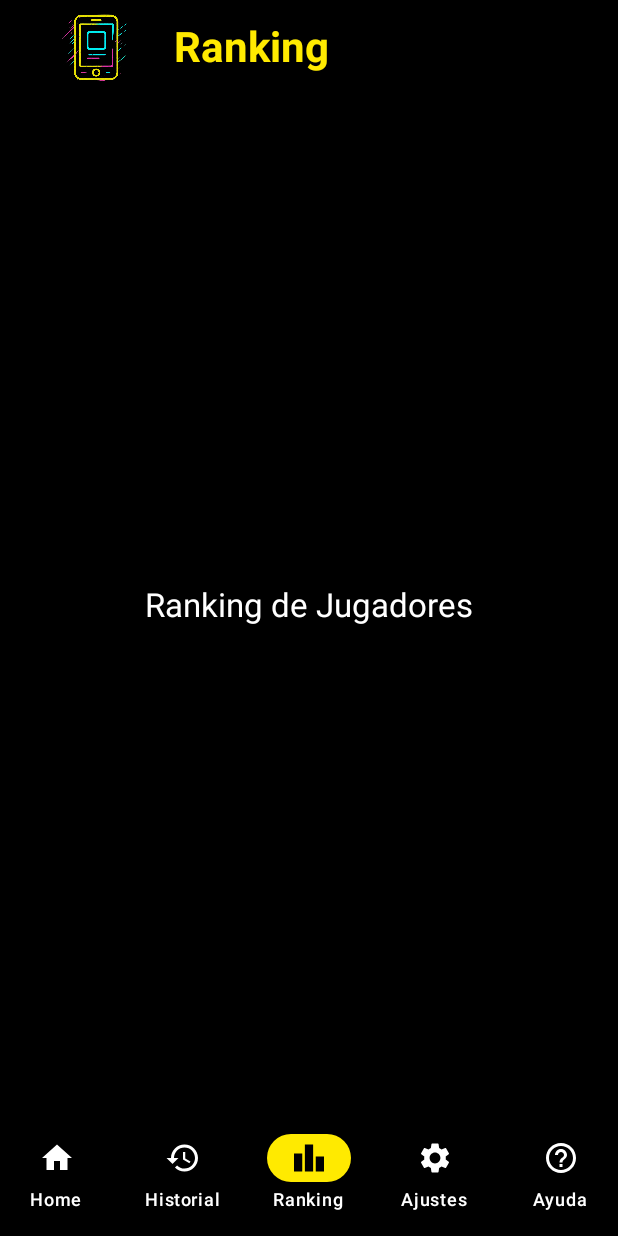
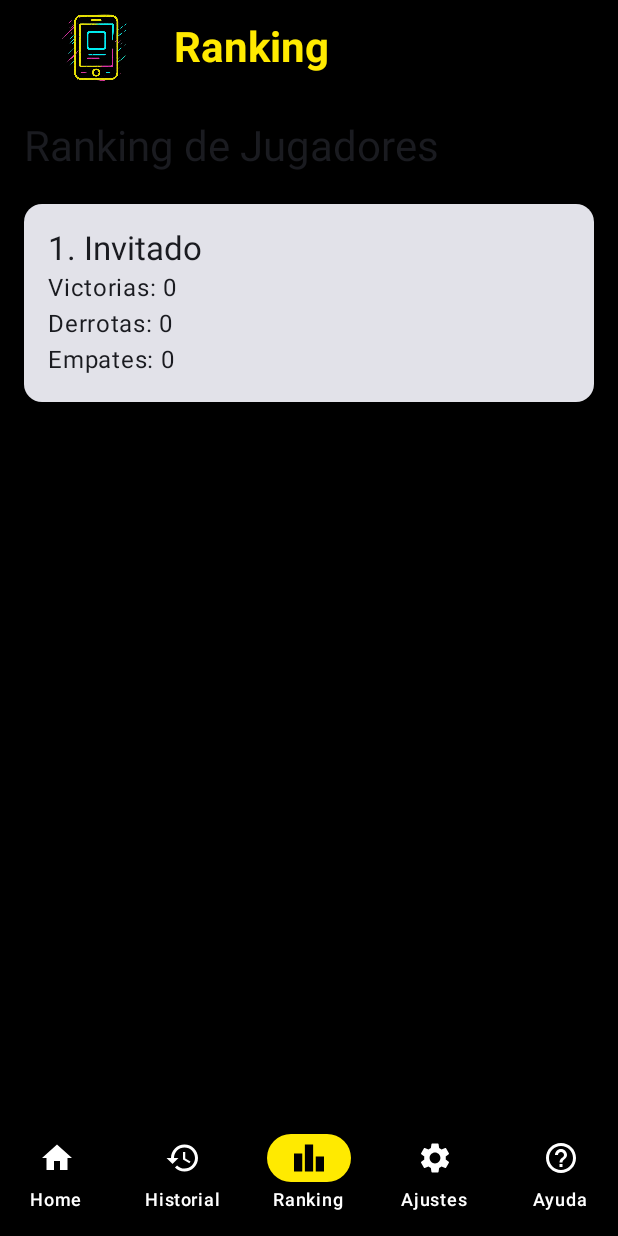
Before and after one commit to thewadok/PiedraPapelTijera, an Android app built with Jetpack Compose: the screen it shows after launch (MainActivity), item 3 of the bottom bar chosen, on a phone screen of 412 x 824 dp. Run offline under Robolectric (Android 15) with nearby library versions, the phone set to English and light mode, and no system bars; our stand-ins replace Room's generated code.

Commit message:
dev=> Agregando un GameViewModel a la capa de datos y proyectarlos a las vistas

```diff
--- /dev/null
+++ b/app/src/main/java/com/kotliners/piedrapapeltijera/GameViewModel.kt
@@ -0,0 +1,46 @@
+package com.kotliners.piedrapapeltijera
+
+import android.app.Application
+import androidx.lifecycle.AndroidViewModel
+import androidx.lifecycle.viewModelScope
+import com.kotliners.piedrapapeltijera.data.HistorialPartida
+import com.kotliners.piedrapapeltijera.data.Jugada
+import com.kotliners.piedrapapeltijera.data.Jugador
+import com.kotliners.piedrapapeltijera.data.Resultado
+import kotlinx.coroutines.flow.Flow
+import kotlinx.coroutines.launch
+
+class GameViewModel(application: Application) : AndroidViewModel(application) {
+
+    private val dao = (application as GameApplication).database.gameDao()
+
+    val statsJugador: Flow<Jugador?> = dao.getEstadisticasJugador(1)
+    val historialJugador: Flow<List<HistorialPartida>> = dao.getHistorialDeJugador(1)
+    val rankingJugadores: Flow<List<Jugador>> = dao.getRankingJugadores()
+
+    fun registrarPartida(jugada: Jugada, cpu: Jugada, resultado: String) {
+        viewModelScope.launch {
+            dao.insertarPartida(
+                HistorialPartida(
+                    id_jugador = 1, // Asumimos que jugamos con el Jugador ID 1
+                    jugada_jugador = jugada,
+                    jugada_cpu = cpu,
+                    resultado = Resultado.valueOf(resultado),
+                    fecha_partida = System.currentTimeMillis().toString()
+                )
+            )
+
+            when (resultado) {
+                "VICTORIA" -> dao.sumarVictoria(1)
+                "DERROTA" -> dao.sumarDerrota(1)
+                "EMPATE" -> dao.sumarEmpate(1)
+            }
+        }
+    }
+
+    init {
+        viewModelScope.launch {
+            dao.insertarJugador(Jugador(id_jugador = 1, nombre_usuario = "Invitado"))
+        }
+    }
+}
--- a/app/src/main/java/com/kotliners/piedrapapeltijera/data/GameDao.kt
+++ b/app/src/main/java/com/kotliners/piedrapapeltijera/data/GameDao.kt
@@ -15,7 +15,7 @@ interface GameDao {
     // Obtiene las estadísticas de un jugador (para mostrar en el marcador)
     // Usamos Flow para que la UI se actualice sola (reactividad)
     @Query("SELECT * FROM Jugador WHERE id_jugador = :id")
-    fun getEstadisticasJugador(id: Int): Flow<Jugador> //
+    fun getEstadisticasJugador(id: Int): Flow<Jugador>
 
     // Actualiza los contadores del jugador
     @Query("UPDATE Jugador SET total_victorias = total_victorias + 1 WHERE id_jugador = :id")
@@ -38,4 +38,10 @@ interface GameDao {
     @Query("SELECT * FROM HistorialPartida WHERE id_jugador = :id ORDER BY id_partida DESC")
     fun getHistorialDeJugador(id: Int): Flow<List<HistorialPartida>>
 
+
+    // --- Funciones para Ranking ---
+
+    // Obtiene todos los jugadores ordenados por victorias
+    @Query("SELECT * FROM Jugador ORDER BY total_victorias DESC")
+    fun getRankingJugadores(): Flow<List<Jugador>>
 }
--- a/app/src/main/java/com/kotliners/piedrapapeltijera/ui/AppRoot.kt
+++ b/app/src/main/java/com/kotliners/piedrapapeltijera/ui/AppRoot.kt
@@ -2,9 +2,12 @@ package com.kotliners.piedrapapeltijera.ui
 
 import androidx.compose.material3.MaterialTheme
 import androidx.compose.runtime.Composable
+import androidx.lifecycle.viewmodel.compose.viewModel
 import androidx.navigation.compose.NavHost
 import androidx.navigation.compose.composable
 import androidx.navigation.compose.rememberNavController
+import com.kotliners.piedrapapeltijera.GameViewModel
+import com.kotliners.piedrapapeltijera.navigation.Screen
 import com.kotliners.piedrapapeltijera.ui.screens.GameScreen
 import com.kotliners.piedrapapeltijera.ui.screens.HelpScreen
 import com.kotliners.piedrapapeltijera.ui.screens.HistoryScreen
@@ -12,26 +15,26 @@ import com.kotliners.piedrapapeltijera.ui.screens.HomeScreen
 import com.kotliners.piedrapapeltijera.ui.screens.RankingScreen
 import com.kotliners.piedrapapeltijera.ui.screens.SettingScreen
 import com.kotliners.piedrapapeltijera.ui.screens.SplashScreen
-import com.kotliners.piedrapapeltijera.navigation.Screen
 import com.kotliners.piedrapapeltijera.ui.theme.PiedraPapelTijeraTheme
 
 //Raiz de la app
 @Composable
 fun AppRoot() {
+    val gameViewModel: GameViewModel = viewModel()
     PiedraPapelTijeraTheme {
         val nav = rememberNavController()
         MaterialTheme {
             NavHost(
                 navController = nav,
                 startDestination = Screen.Splash.route
-            ){
-                composable(Screen.Splash.route) {SplashScreen(nav) }
-                composable(Screen.Home.route) { AppScaffold(nav) { HomeScreen(nav)} }
-                composable(Screen.History.route) { AppScaffold(nav) { HistoryScreen()} }
-                composable(Screen.Ranking.route) { AppScaffold(nav) { RankingScreen()} }
-                composable(Screen.Setting.route) { AppScaffold(nav) { SettingScreen()} }
-                composable(Screen.Help.route) { AppScaffold(nav) { HelpScreen()} }
-                composable(Screen.Game.route) {AppScaffold(nav) { GameScreen()} }
+            ) {
+                composable(Screen.Splash.route) { SplashScreen(nav) }
+                composable(Screen.Home.route) { AppScaffold(nav) { HomeScreen(nav) } }
+                composable(Screen.History.route) { AppScaffold(nav) { HistoryScreen(gameViewModel) } }
+                composable(Screen.Ranking.route) { AppScaffold(nav) { RankingScreen(gameViewModel) } }
+                composable(Screen.Setting.route) { AppScaffold(nav) { SettingScreen() } }
+                composable(Screen.Help.route) { AppScaffold(nav) { HelpScreen() } }
+                composable(Screen.Game.route) { AppScaffold(nav) { GameScreen(nav, gameViewModel) } }
             }
         }
     }
--- a/app/src/main/java/com/kotliners/piedrapapeltijera/ui/screens/RankingScreen.kt
+++ b/app/src/main/java/com/kotliners/piedrapapeltijera/ui/screens/RankingScreen.kt
@@ -1,8 +1,48 @@
 package com.kotliners.piedrapapeltijera.ui.screens
 
+import androidx.compose.foundation.layout.Column
+import androidx.compose.foundation.layout.fillMaxWidth
+import androidx.compose.foundation.layout.padding
+import androidx.compose.foundation.lazy.LazyColumn
+import androidx.compose.foundation.lazy.itemsIndexed
+import androidx.compose.material3.Card
+import androidx.compose.material3.CardDefaults
+import androidx.compose.material3.MaterialTheme
+import androidx.compose.material3.Text
 import androidx.compose.runtime.Composable
-import com.kotliners.piedrapapeltijera.ui.components.Center
+import androidx.compose.runtime.collectAsState
+import androidx.compose.runtime.getValue
+import androidx.compose.ui.Modifier
+import androidx.compose.ui.unit.dp
+import com.kotliners.piedrapapeltijera.GameViewModel
 
-//Pantalla Ranking
 @Composable
-fun RankingScreen() = Center ( "Ranking de Jugadores")
+fun RankingScreen(gameViewModel: GameViewModel) {
+    val ranking by gameViewModel.rankingJugadores.collectAsState(initial = emptyList())
+
+    LazyColumn(modifier = Modifier.padding(16.dp)) {
+        item {
+            Text(
+                text = "Ranking de Jugadores",
+                style = MaterialTheme.typography.headlineMedium,
+                modifier = Modifier.padding(bottom = 16.dp)
+            )
+        }
+
+        itemsIndexed(ranking) { index, jugador ->
+            Card(
+                modifier = Modifier
+                    .fillMaxWidth()
+                    .padding(vertical = 4.dp),
+                elevation = CardDefaults.cardElevation(defaultElevation = 2.dp)
+            ) {
+                Column(modifier = Modifier.padding(16.dp)) {
+                    Text("${index + 1}. ${jugador.nombre_usuario}", style = MaterialTheme.typography.titleLarge)
+                    Text("Victorias: ${jugador.total_victorias}")
+                    Text("Derrotas: ${jugador.total_derrotas}")
+                    Text("Empates: ${jugador.total_empates}")
+                }
+            }
+        }
+    }
+}
```
Also changed, not shown: app/src/main/java/com/kotliners/piedrapapeltijera/ui/screens/GameScreen.kt (+34 -1 lines), app/src/main/java/com/kotliners/piedrapapeltijera/ui/screens/HistoryScreen.kt (+48 -3 lines).
